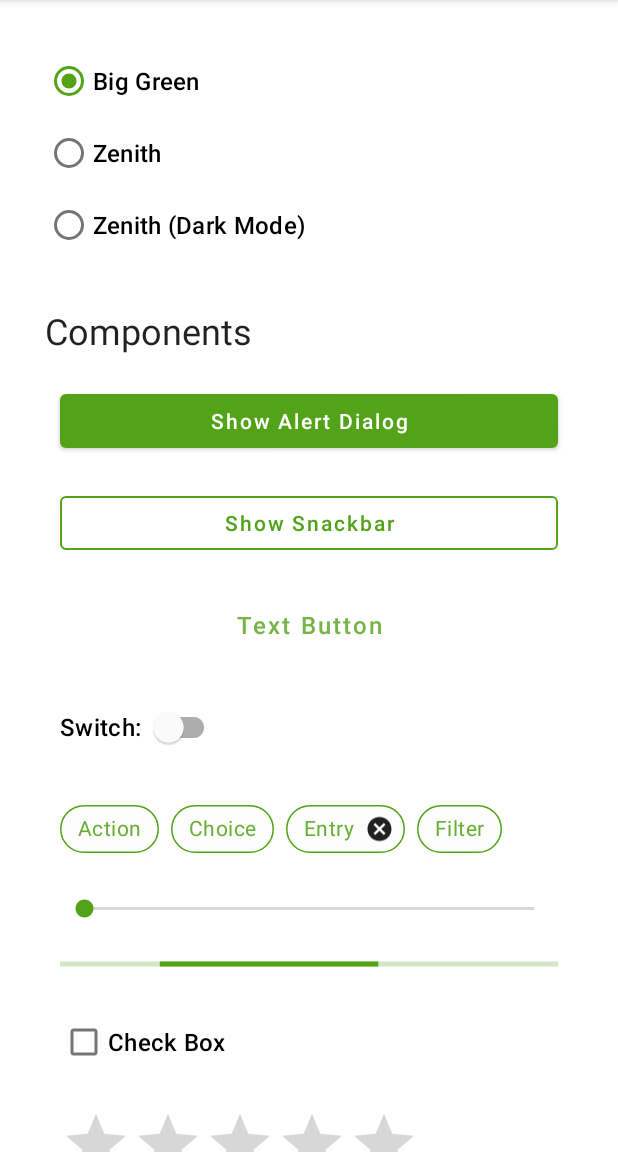
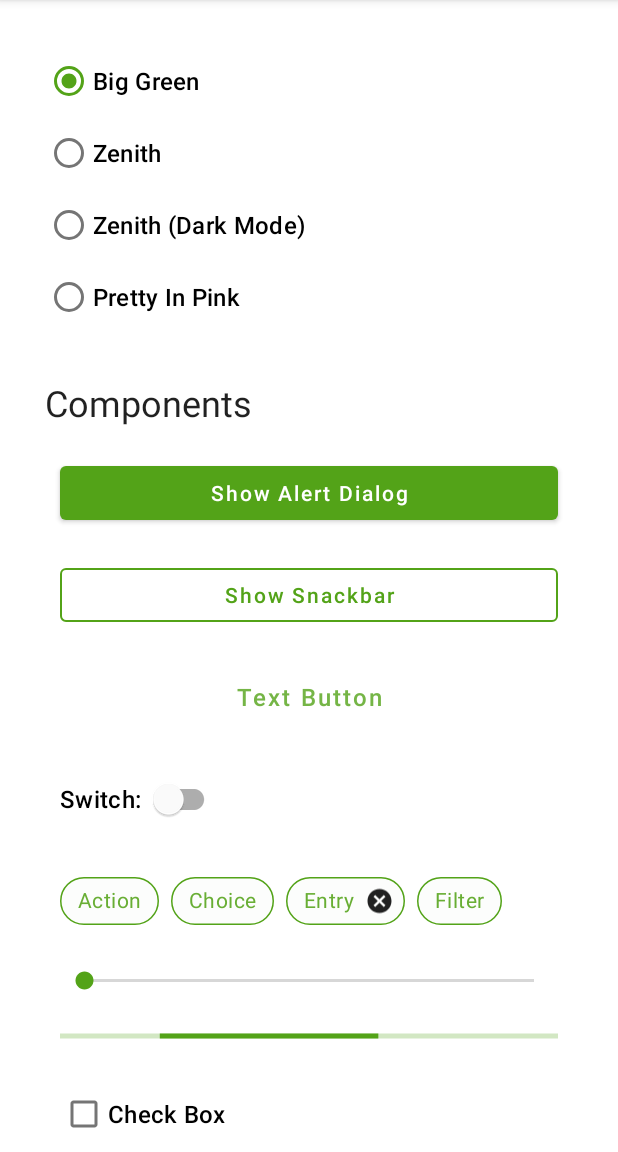
Before and after one commit to johnpaulmckean/DesignSystemTheme, an Android app: the screen it shows after launch (MainActivity), on a phone screen of 412 x 824 dp, the part 84-1236 px from its top. Run offline under Robolectric (Android 15) with nearby library versions, the phone set to English and light mode, and no system bars.

Commit message:
Added Pretty In Pink Theme

```diff
--- a/app/src/main/java/com/jmckean/designsystem/theme/MainActivity.kt
+++ b/app/src/main/java/com/jmckean/designsystem/theme/MainActivity.kt
@@ -20,12 +20,14 @@ class MainActivity : AppCompatActivity() {
         themeRadioBigGreen.isChecked = themePreferences.currentTheme == ThemePreferences.Themes.BIG_GREEN
         themeRadioZenith.isChecked = themePreferences.currentTheme == ThemePreferences.Themes.ZENITH
         themeRadioZenithDark.isChecked = themePreferences.currentTheme == ThemePreferences.Themes.ZENITH_DARK
+        themeRadioPrettyInPink.isChecked = themePreferences.currentTheme == ThemePreferences.Themes.PRETTY_IN_PINK
 
         themeRadioGroup.setOnCheckedChangeListener { _, i ->
             when (i) {
                 R.id.themeRadioBigGreen -> changeTheme(ThemePreferences.Themes.BIG_GREEN)
                 R.id.themeRadioZenith -> changeTheme(ThemePreferences.Themes.ZENITH)
                 R.id.themeRadioZenithDark -> changeTheme(ThemePreferences.Themes.ZENITH_DARK)
+                R.id.themeRadioPrettyInPink -> changeTheme(ThemePreferences.Themes.PRETTY_IN_PINK)
             }
         }
 
@@ -68,6 +70,7 @@ class MainActivity : AppCompatActivity() {
             ThemePreferences.Themes.BIG_GREEN -> R.style.Component_Theme_LightDark_BigGreen
             ThemePreferences.Themes.ZENITH -> R.style.Component_Theme_Light_Zenith
             ThemePreferences.Themes.ZENITH_DARK -> R.style.Component_Theme_Dark_Zenith
+            ThemePreferences.Themes.PRETTY_IN_PINK -> R.style.Component_Theme_Light_PrettyInPink
         }
     }
 }
--- a/app/src/main/java/com/jmckean/designsystem/theme/ThemePreferences.kt
+++ b/app/src/main/java/com/jmckean/designsystem/theme/ThemePreferences.kt
@@ -24,6 +24,7 @@ class ThemePreferences(private val context: Context) {
     enum class Themes {
         BIG_GREEN,
         ZENITH,
-        ZENITH_DARK
+        ZENITH_DARK,
+        PRETTY_IN_PINK
     }
 }
--- a/app/src/main/res/layout/activity_main.xml
+++ b/app/src/main/res/layout/activity_main.xml
@@ -38,6 +38,12 @@
             android:layout_width="wrap_content"
             android:layout_height="wrap_content"
             android:text="Zenith (Dark Mode)" />
+
+        <RadioButton
+            android:id="@+id/themeRadioPrettyInPink"
+            android:layout_width="wrap_content"
+            android:layout_height="wrap_content"
+            android:text="Pretty In Pink" />
 
       </RadioGroup>
 
--- a/app/src/main/res/values/colors.xml
+++ b/app/src/main/res/values/colors.xml
@@ -68,4 +68,22 @@
   <color name="color_on_surface_zenith_dark">#ffffff</color>
   <color name="color_on_error_zenith_dark">#ffffff</color>
 
+
+  <!--PRETTY IN PINK-->
+  <!--LIGHT COLOR THEME-->
+  <color name="color_primary_pip">#ffffff</color>
+  <color name="color_primary_variant_pip">#ffffff</color>
+  <color name="color_secondary_pip">#FF4081</color>
+  <color name="color_secondary_variant_pip">#b22c5a</color>
+
+  <color name="color_background_pip">#ffffff</color>
+  <color name="color_surface_pip">#ffffff</color>
+  <color name="color_error_pip">#80fc0048</color>
+
+  <color name="color_on_primary_pip">#000000</color>
+  <color name="color_on_secondary_pip">#ffffff</color>
+  <color name="color_on_background_pip">#000000</color>
+  <color name="color_on_surface_pip">#000000</color>
+  <color name="color_on_error_pip">#ffffff</color>
+
 </resources>
--- a/app/src/main/res/values/theme_base_light.xml
+++ b/app/src/main/res/values/theme_base_light.xml
@@ -56,4 +56,9 @@
     <item name="tabIndicatorColor">?attr/colorAccent</item>
   </style>
 
+  <style name="Component.Widget.Button.Light">
+    <item name="backgroundTint">?attr/colorSecondary</item>
+    <item name="android:textColor">?attr/colorOnSecondary</item>
+  </style>
+
 </resources>
--- /dev/null
+++ b/app/src/main/res/values/theme_pretty_in_pink.xml
@@ -0,0 +1,20 @@
+<?xml version="1.0" encoding="utf-8"?>
+<resources>
+
+  <style name="Component.Theme.Light.PrettyInPink">
+    <item name="colorPrimary">@color/color_primary_pip</item>
+    <item name="colorPrimaryVariant">@color/color_primary_variant_pip</item>
+    <item name="colorSecondary">@color/color_secondary_pip</item>
+    <item name="colorSecondaryVariant">@color/color_secondary_variant_pip</item>
+
+    <item name="colorSurface">@color/color_surface_pip</item>
+    <item name="colorError">@color/color_error_pip</item>
+
+    <item name="colorOnPrimary">@color/color_on_primary_pip</item>
+    <item name="colorOnSecondary">@color/color_on_secondary_pip</item>
+    <item name="colorOnBackground">@color/color_on_background_pip</item>
+    <item name="colorOnSurface">@color/color_on_surface_pip</item>
+    <item name="colorOnError">@color/color_on_error_pip</item>
+  </style>
+
+</resources>
```
